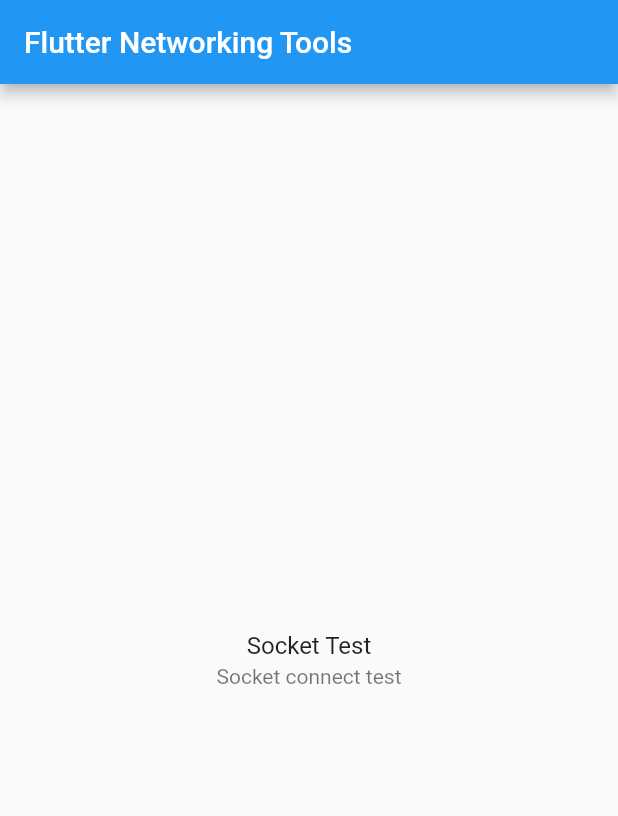
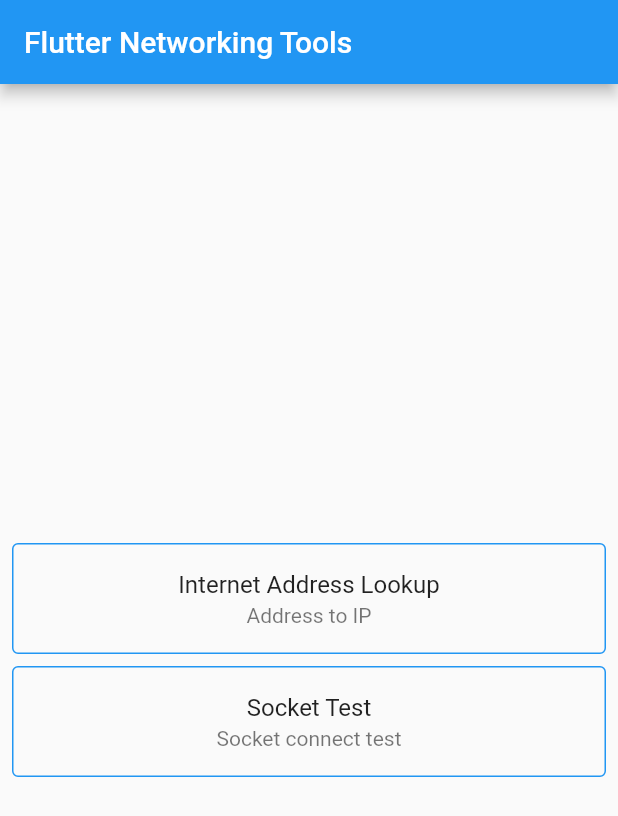
Before and after one commit to tangdesam/fnet_tools, a Flutter app: the screen it shows after launch, on a phone screen of 412 x 824 dp. Shown: the top 816 px of the screen. Run offline on Flutter 3.47's test engine with Material 2 defaults, Android fonts, the phone set to English and light mode, and no system bars.

Commit message:
add: internet address lookup

```diff
--- a/lib/main.dart
+++ b/lib/main.dart
@@ -1,4 +1,5 @@
 import 'package:flutter/material.dart';
+import 'package:fnet_tools/internet_address_lookup_page.dart';
 import 'package:fnet_tools/socket_test_page.dart';
 
 void main() {
@@ -31,6 +32,7 @@ class MyApp extends StatelessWidget {
       routes: {
         MenuPage.routeName : (context) => MenuPage(title: appTitle),
         SocketTestPage.routeName : (context) => SocketTestPage(title: 'Socket Test'),
+        InternetAddressLookupPage.routeName : (context) => InternetAddressLookupPage(title: 'Internet Address Lookup'),
       },
     );
   }
@@ -55,7 +57,9 @@ class MenuPage extends StatelessWidget {
         // the App.build method, and use it to set our appbar title.
         title: Text(title),
       ),
-      body: Center(
+      body: Container(
+        padding: EdgeInsets.all(8.0),
+        child: Center(
           // Center is a layout widget. It takes a single child and positions it
           // in the middle of the parent.
           child: Column(
@@ -76,17 +80,34 @@ class MenuPage extends StatelessWidget {
             mainAxisAlignment: MainAxisAlignment.center,
             children: <Widget>[
               ListTile(
-              title: Center(
+                title: const Center(
+                  child: Text('Internet Address Lookup'),
+                ),
+                subtitle: const Center(
+                  child: Text('Address to IP'),
+                ),
+                onTap: () {
+                  Navigator.pushNamed(context, InternetAddressLookupPage.routeName);
+                },
+                shape: const OutlineInputBorder(borderSide: BorderSide(color: Colors.blue)),
+              ),
+              const SizedBox(
+                height: 8.0,
+              ),
+              ListTile(
+                title: const Center(
                   child: Text('Socket Test'),
                 ),
-              subtitle: Center(
+                subtitle: const Center(
                   child: Text('Socket connect test'),
                 ),
                 onTap: () {
                   Navigator.pushNamed(context, SocketTestPage.routeName);
                 },
+                shape: const OutlineInputBorder(borderSide: BorderSide(color: Colors.blue)),
               ),
             ],
+          ),
         ),
       ),
     );
```
Also changed, not shown: lib/internet_address_lookup_page.dart (added, +75 -0 lines). Lines whose indentation alone changed are shown as unchanged.
